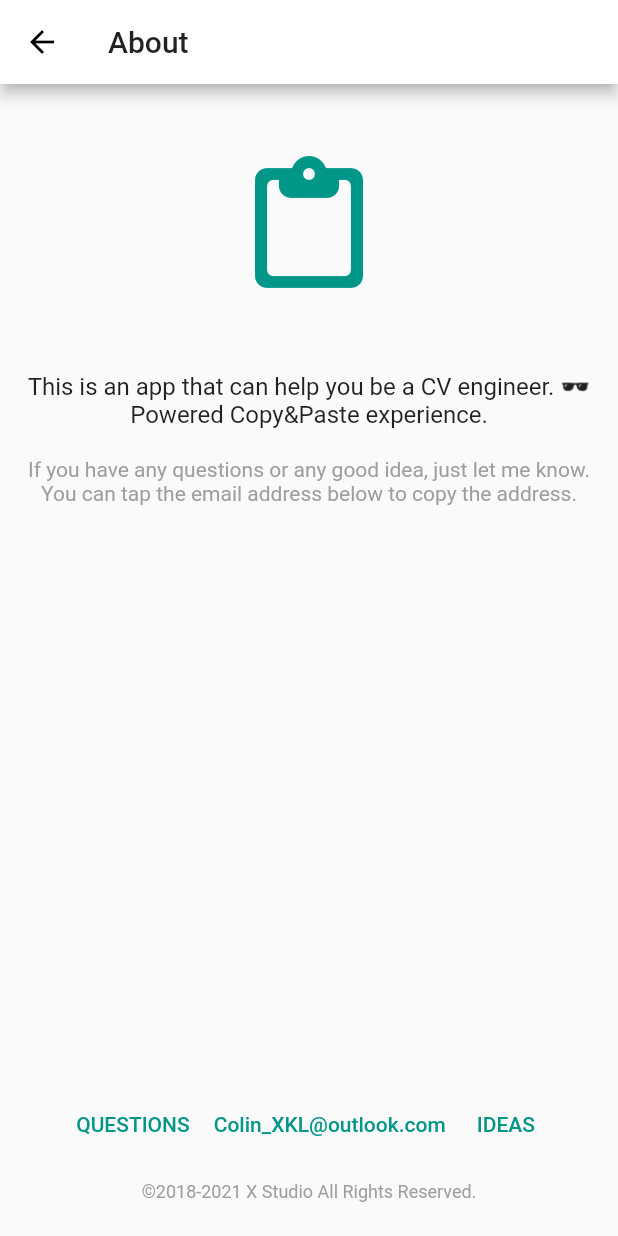
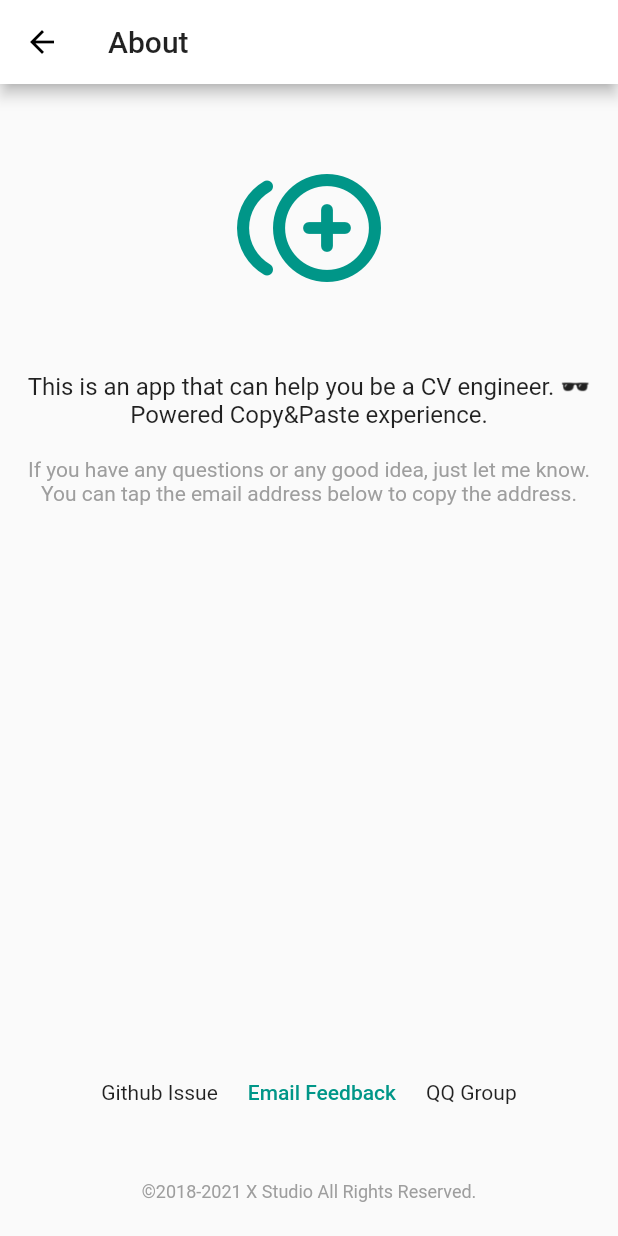
Before and after one commit to Colin-XKL/sticky, a Flutter app: the AboutPage screen opened directly, on a phone screen of 412 x 824 dp. Run offline on Flutter 3.47's test engine with Material 2 defaults, Android fonts, the phone set to English and light mode, and no system bars; our stand-ins replace get, get_storage, localstorage, sentry_flutter; accounts and stored records are empty; Roboto replaces fonts that are missing (Sans).

Commit message:
enhance email feedback button

```diff
--- a/lib/about.dart
+++ b/lib/about.dart
@@ -1,7 +1,27 @@
 import 'package:flutter/material.dart';
 import 'package:flutter/services.dart';
+import 'package:url_launcher/url_launcher.dart';
+
+String encodeQueryParameters(Map<String, String> params) {
+  return params.entries
+      .map((e) =>
+          '${Uri.encodeComponent(e.key)}=${Uri.encodeComponent(e.value)}')
+      .join('&');
+}
+
+final Uri emailLaunchUri = Uri(
+  scheme: 'mailto',
+  path: 'Colin_XKL@outlook.com',
+  query: encodeQueryParameters(
+      <String, String>{'subject': 'Mind Box App Feedback'}),
+);
 
 class AboutPage extends StatelessWidget {
+  final uri = emailLaunchUri.toString();
+
+  void _newEmail() async =>
+      await canLaunch(uri) ? await launch(uri) : throw 'Could not launch $uri';
+
   @override
   Widget build(BuildContext context) {
     return Scaffold(
@@ -18,7 +38,7 @@ class AboutPage extends StatelessWidget {
               children: <Widget>[
                 Padding(
                   child: Icon(
-                    Icons.paste_rounded,
+                    Icons.control_point_duplicate_rounded,
                     size: 96,
                     color: Theme.of(context).indicatorColor,
                   ),
@@ -46,31 +66,29 @@ class AboutPage extends StatelessWidget {
             ),
           ),
           Align(
-            alignment: FractionalOffset(0, 0.93),
-            child: Row(
-              crossAxisAlignment: CrossAxisAlignment.center,
-              mainAxisAlignment: MainAxisAlignment.center,
+            alignment: FractionalOffset(0.5, 0.90),
+            child: Wrap(
+              alignment: WrapAlignment.center,
+              crossAxisAlignment: WrapCrossAlignment.center,
+              runAlignment: WrapAlignment.center,
+              spacing: 12,
+              runSpacing: 4,
               children: <Widget>[
-                TextButton(
-                  onPressed: () {},
-                  child: Text(
-                    "QUESTIONS",
-                  ),
+                Text(
+                  "Github Issue",
                 ),
                 TextButton(
                   child: Text(
-                    "Colin_XKL@outlook.com",
+                    "Email Feedback",
                   ),
                   onPressed: () {
                     Clipboard.setData(
                         ClipboardData(text: "Colin_XKL@outlook.com"));
+                    _newEmail();
                   },
                 ),
-                TextButton(
-                  onPressed: () {},
-                  child: Text(
-                    "IDEAS",
-                  ),
+                Text(
+                  "QQ Group",
                 ),
               ],
             ),
--- a/pubspec.yaml
+++ b/pubspec.yaml
@@ -15,7 +15,7 @@ publish_to: 'none' # Remove this line if you wish to publish to pub.dev
 # In iOS, build-name is used as CFBundleShortVersionString while build-number used as CFBundleVersion.
 # Read more about iOS versioning at
 # https://developer.apple.com/library/archive/documentation/General/Reference/InfoPlistKeyReference/Articles/CoreFoundationKeys.html
-version: 0.16.0+1
+version: 0.18.0+1
 
 environment:
   sdk: ">=2.7.0 <3.0.0"
@@ -32,6 +32,7 @@ dependencies:
   get_storage: ^2.0.3
   localstorage: ^4.0.0
   sentry_flutter: ^5.1.0
+  url_launcher: ^6.0.9
 
 dev_dependencies:
   flutter_test:
```
Also changed, not shown: lib/main.dart (+4 -12 lines), pubspec.lock, 2 other files.
